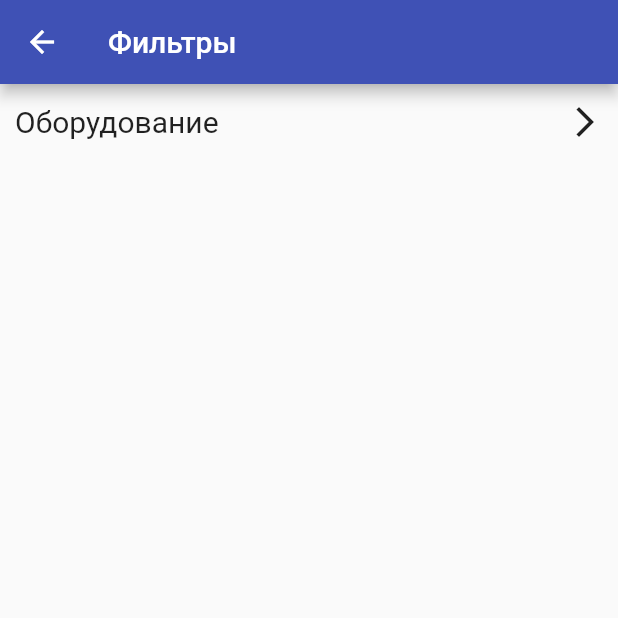
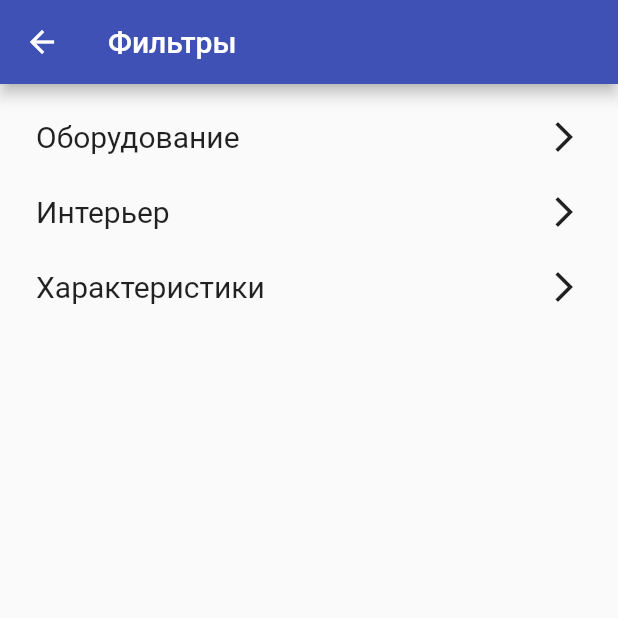
Before and after one commit to Rolaman/studion-mobile, a Flutter app: the RoomFiltersScreen screen opened by its route, on a phone screen of 412 x 824 dp, the top half of it. Run offline on Flutter 3.47's test engine with Material 2 defaults, Android fonts, the phone set to English and light mode, and no system bars; our stand-ins replace card_swiper, carousel_slider, cloud_firestore, expandable_text, firebase_core, grouped_list and 2 more; accounts and stored records are empty.

Commit message:
Added срфкфсеукшыешсы filters

```diff
--- a/lib/model/filters_dto.dart
+++ b/lib/model/filters_dto.dart
@@ -14,6 +14,20 @@ class EquipmentGroup {
   EquipmentGroup(this.id, this.name, this.items);
 }
 
+class InteriorItem {
+  final String id;
+  final String name;
+
+  InteriorItem(this.id, this.name);
+}
+
+class CharacteristicItem {
+  final String id;
+  final String name;
+
+  CharacteristicItem(this.id, this.name);
+}
+
 const equipmentGroups = {
   'generator': 'Генераторный свет',
   'others': 'Остальное',
--- a/lib/screen/room_filters_screen.dart
+++ b/lib/screen/room_filters_screen.dart
@@ -11,12 +11,16 @@ class RoomFiltersScreen extends StatelessWidget {
         title: const Text('Фильтры'),
       ),
       body: Container(
-        margin: const EdgeInsets.symmetric(
-          horizontal: 10,
+        margin: const EdgeInsets.only(
+          left: 20,
+          right: 20,
+          top: 10,
         ),
         child: ListView(
           children: const [
             EquipmentFilterItem(),
+            InteriorFilterItem(),
+            CharacteristicsFilterItem(),
           ],
         ),
       ),
--- a/lib/screen/studio_list_screen.dart
+++ b/lib/screen/studio_list_screen.dart
@@ -1,7 +1,6 @@
 import 'package:flutter/material.dart';
 import 'package:studion_mobile/widget/common/studio_app_bar.dart';
 import 'package:studion_mobile/widget/common/navigation_bar.dart';
-import 'package:studion_mobile/widget/studio/studio_card_list.dart';
 
 class StudioListScreen extends StatelessWidget {
   static const routeName = '/studios';
--- a/lib/widget/filters/filters.dart
+++ b/lib/widget/filters/filters.dart
@@ -2,15 +2,18 @@ import 'package:flutter/material.dart';
 import 'package:modal_bottom_sheet/modal_bottom_sheet.dart';
 import 'package:provider/provider.dart';
 import 'package:studion_mobile/provider/filters_provider.dart';
+import 'package:studion_mobile/widget/filters/characteristics_filter_modal.dart';
 import 'package:studion_mobile/widget/filters/equipment_filters_modal.dart';
+import 'package:studion_mobile/widget/filters/interior_filters_modal.dart';
 
 class EquipmentFilterItem extends StatelessWidget {
-
   const EquipmentFilterItem() : super(key: const Key('equipment'));
 
   @override
   Widget build(BuildContext context) {
-    return Consumer<FiltersProvider>(
+    return GestureDetector(
+      behavior: HitTestBehavior.translucent,
+      child: Consumer<FiltersProvider>(
         builder: (ctx, FiltersProvider provider, Widget? child) {
           return Column(
             children: [
@@ -18,9 +21,16 @@ class EquipmentFilterItem extends StatelessWidget {
               Row(
                 children: provider.getEquipmentFilters().map((e) {
                   return Container(
+                    padding: const EdgeInsets.symmetric(
+                      horizontal: 3,
+                      vertical: 1,
+                    ),
+                    margin: const EdgeInsets.symmetric(
+                      horizontal: 2,
+                    ),
                     child: Text(e),
                     decoration: BoxDecoration(
-                    color: Colors.white10,
+                      color: Colors.black12,
                       borderRadius: BorderRadius.circular(5),
                     ),
                   );
@@ -29,30 +39,170 @@ class EquipmentFilterItem extends StatelessWidget {
             ],
           );
         },
-      child: GestureDetector(
         child: Container(
+          margin: const EdgeInsets.symmetric(
+            horizontal: 4,
+          ),
           height: 50,
           child: Row(
             mainAxisAlignment: MainAxisAlignment.spaceBetween,
-            children: [
-              Container(
-                child: const Text(
+            children: const [
+              Text(
                 'Оборудование',
                 style: TextStyle(
                   fontSize: 20,
                 ),
               ),
-              ),
-              const Icon(Icons.arrow_forward_ios),
+              Icon(Icons.arrow_forward_ios),
             ],
           ),
         ),
+      ),
       onTap: () {
-          showMaterialModalBottomSheet(context: context, builder: (ctx) {
+        showMaterialModalBottomSheet(
+            context: context,
+            builder: (ctx) {
               return EquipmentFiltersModal();
             });
       },
-      ),
-    );;
+    );
   }
 }
+
+class InteriorFilterItem extends StatelessWidget {
+  const InteriorFilterItem() : super(key: const Key('interior'));
+
+  @override
+  Widget build(BuildContext context) {
+    return GestureDetector(
+      behavior: HitTestBehavior.translucent,
+      child: Consumer<FiltersProvider>(
+        builder: (ctx, FiltersProvider provider, Widget? child) {
+          return Column(
+            children: [
+              child!,
+              Container(
+                alignment: AlignmentDirectional.topStart,
+                child: Wrap(
+                  direction: Axis.horizontal,
+                  alignment: WrapAlignment.start,
+                  children: provider.getInteriorFilters().map((e) {
+                    return Container(
+                      padding: const EdgeInsets.symmetric(
+                        horizontal: 3,
+                        vertical: 1,
+                      ),
+                      margin: const EdgeInsets.symmetric(
+                        horizontal: 2,
+                        vertical: 2,
+                      ),
+                      child: Text(e),
+                      decoration: BoxDecoration(
+                        color: Colors.black12,
+                        borderRadius: BorderRadius.circular(5),
+                      ),
+                    );
+                  }).toList(),
+                ),
+              ),
+            ],
+          );
+        },
+        child: Container(
+          margin: const EdgeInsets.symmetric(
+            horizontal: 4,
+          ),
+          height: 50,
+          child: Row(
+            mainAxisAlignment: MainAxisAlignment.spaceBetween,
+            children: const [
+              Text(
+                'Интерьер',
+                style: TextStyle(
+                  fontSize: 20,
+                ),
+              ),
+              Icon(Icons.arrow_forward_ios),
+            ],
+          ),
+        ),
+      ),
+      onTap: () {
+        showMaterialModalBottomSheet(
+            context: context,
+            builder: (ctx) {
+              return InteriorFiltersModal();
+            });
+      },
+    );
+  }
+}
+
+class CharacteristicsFilterItem extends StatelessWidget {
+  const CharacteristicsFilterItem() : super(key: const Key('characteristics'));
+
+  @override
+  Widget build(BuildContext context) {
+    return GestureDetector(
+      behavior: HitTestBehavior.translucent,
+      child: Consumer<FiltersProvider>(
+        builder: (ctx, FiltersProvider provider, Widget? child) {
+          return Column(
+            children: [
+              child!,
+              Container(
+                alignment: AlignmentDirectional.topStart,
+                child: Wrap(
+                  direction: Axis.horizontal,
+                  alignment: WrapAlignment.start,
+                  children: provider.getCharacteristicFilters().map((e) {
+                    return Container(
+                      padding: const EdgeInsets.symmetric(
+                        horizontal: 3,
+                        vertical: 1,
+                      ),
+                      margin: const EdgeInsets.symmetric(
+                        horizontal: 2,
+                        vertical: 2,
+                      ),
+                      child: Text(e),
+                      decoration: BoxDecoration(
+                        color: Colors.black12,
+                        borderRadius: BorderRadius.circular(5),
+                      ),
+                    );
+                  }).toList(),
+                ),
+              ),
+            ],
+          );
+        },
+        child: Container(
+          margin: const EdgeInsets.symmetric(
+            horizontal: 4,
+          ),
+          height: 50,
+          child: Row(
+            mainAxisAlignment: MainAxisAlignment.spaceBetween,
+            children: const [
+              Text(
+                'Характеристики',
+                style: TextStyle(
+                  fontSize: 20,
+                ),
+              ),
+              Icon(Icons.arrow_forward_ios),
+            ],
+          ),
+        ),
+      ),
+      onTap: () {
+        showMaterialModalBottomSheet(
+            context: context,
+            builder: (ctx) {
+              return CharacteristicsFiltersModal();
+            });
+      },
+    );
+  }
+}
```
Also changed, not shown: lib/main.dart (+8 -0 lines), lib/provider/characteristics_provider.dart (added, +23 -0 lines), lib/provider/filters_provider.dart (+52 -2 lines), lib/provider/interior_provider.dart (added, +23 -0 lines), lib/widget/common/navigation_bar.dart (+4 -3 lines), lib/widget/filters/characteristics_filter_modal.dart (added, +91 -0 lines), lib/widget/filters/equipment_filters_modal.dart (+12 -9 lines), lib/widget/filters/interior_filters_modal.dart (added, +89 -0 lines). Lines whose indentation alone changed are shown as unchanged.
